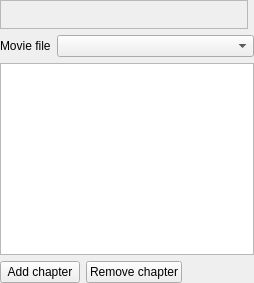
First picture: the form in src/widgets/dvdwizardchapters_ui.ui, repository KDE/kdenlive, before the edit.
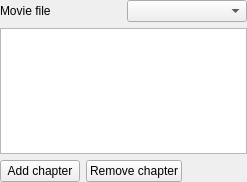
Second picture: the form after the edit. Custom widgets are drawn as their Qt base class.

Commit message: Fix Dvd wizard monitor layout and loading issues

```diff
--- a/src/widgets/dvdwizardchapters_ui.ui
+++ b/src/widgets/dvdwizardchapters_ui.ui
@@ -6,39 +6,61 @@
    <rect>
     <x>0</x>
     <y>0</y>
-    <width>254</width>
-    <height>283</height>
+    <width>247</width>
+    <height>182</height>
    </rect>
   </property>
-  <layout class="QGridLayout" name="gridLayout">
+  <layout class="QVBoxLayout" name="verticalLayout">
+   <property name="spacing">
+    <number>-1</number>
+   </property>
    <property name="margin">
     <number>0</number>
    </property>
-   <item row="1" column="0">
+   <item>
+    <layout class="QHBoxLayout" name="horizontalLayout_2">
+     <item>
     <widget class="QLabel" name="label">
      <property name="text">
       <string>Movie file</string>
      </property>
     </widget>
    </item>
-   <item row="1" column="1" colspan="4">
+     <item>
     <widget class="KComboBox" name="vob_list"/>
    </item>
-   <item row="3" column="0" colspan="2">
+    </layout>
+   </item>
+   <item>
+    <widget class="QListWidget" name="chapters_list">
+     <property name="sizePolicy">
+      <sizepolicy hsizetype="Expanding" vsizetype="Maximum">
+       <horstretch>0</horstretch>
+       <verstretch>0</verstretch>
+      </sizepolicy>
+     </property>
+     <property name="alternatingRowColors">
+      <bool>true</bool>
+     </property>
+    </widget>
+   </item>
+   <item>
+    <layout class="QHBoxLayout" name="horizontalLayout">
+     <item>
     <widget class="QPushButton" name="button_add">
      <property name="text">
       <string>Add chapter</string>
      </property>
     </widget>
    </item>
-   <item row="3" column="2">
+     <item>
     <widget class="QPushButton" name="button_delete">
      <property name="text">
       <string>Remove chapter</string>
      </property>
     </widget>
    </item>
-   <item row="3" column="3">
+     <item>
     <spacer name="horizontalSpacer">
      <property name="orientation">
       <enum>Qt::Horizontal</enum>
@@ -51,34 +73,7 @@
      </property>
     </spacer>
    </item>
-   <item row="0" column="0" colspan="4">
-    <widget class="QFrame" name="monitor_frame">
-     <property name="sizePolicy">
-      <sizepolicy hsizetype="Preferred" vsizetype="Expanding">
-       <horstretch>0</horstretch>
-       <verstretch>0</verstretch>
-      </sizepolicy>
-     </property>
-     <property name="frameShape">
-      <enum>QFrame::StyledPanel</enum>
-     </property>
-     <property name="frameShadow">
-      <enum>QFrame::Raised</enum>
-     </property>
-    </widget>
-   </item>
-   <item row="2" column="0" colspan="5">
-    <widget class="QListWidget" name="chapters_list">
-     <property name="sizePolicy">
-      <sizepolicy hsizetype="Expanding" vsizetype="Maximum">
-       <horstretch>0</horstretch>
-       <verstretch>0</verstretch>
-      </sizepolicy>
-     </property>
-     <property name="alternatingRowColors">
-      <bool>true</bool>
-     </property>
-    </widget>
+    </layout>
    </item>
   </layout>
  </widget>
```
Lines whose indentation alone changed are shown as unchanged. The commit also changes 8 other files.
